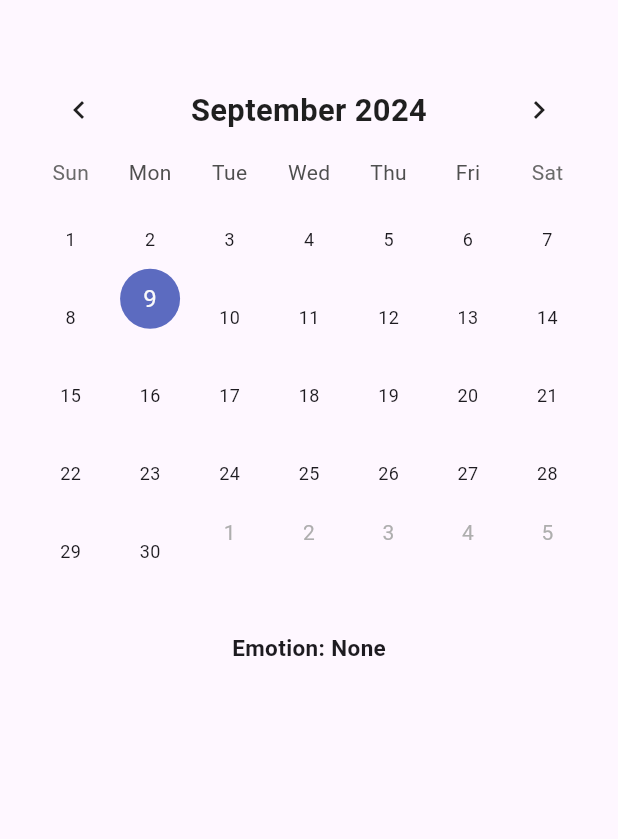
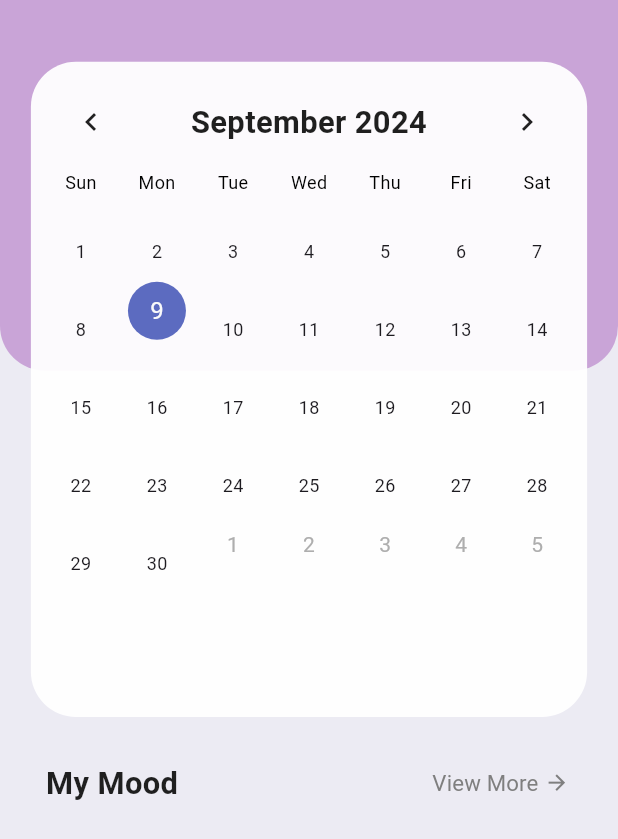
Before and after one commit to yjia28tan/EmoSense-Application, a Flutter app: the CalendarPage screen opened directly, on a phone screen of 412 x 824 dp. Shown: the top 839 px of the screen. Run offline on Flutter 3.47's test engine with Material 3 defaults, Android fonts, the phone set to English and light mode, and no system bars; drawn by our look-alikes of table_calendar; our stand-ins replace cloud_firestore, firebase_auth, firebase_core, fl_chart, flutter_dotenv, google_fonts; accounts and stored records are empty.

Commit message:
Update Design

```diff
--- a/EmoSense/lib/design_widgets/alert_dialog_widget.dart
+++ b/EmoSense/lib/design_widgets/alert_dialog_widget.dart
@@ -16,7 +16,7 @@ Future<void> showAlert(BuildContext context, String title, String message) {
         ),
         actions: <Widget>[
           TextButton(
-            child: Text('OK'),
+            child: const Text('OK'),
             onPressed: () {
               Navigator.of(context).pop();
             },
--- a/EmoSense/lib/design_widgets/app_color.dart
+++ b/EmoSense/lib/design_widgets/app_color.dart
@@ -3,6 +3,7 @@ import 'package:flutter/material.dart';
 // Define color palette
 class AppColors {
   static const Color upBackgroundColor = Color(0xFFc9a4d7);
+  static const Color downBackgroundColor = Color(0xFFECEBF3);
   static const Color darkPurpleColor = Color(0xFF453276);
   static const Color textColorBlack = Color(0xFF1f1f1f);
   static const Color textFieldColor = Color(0xFFf2f2f2);
--- a/EmoSense/lib/design_widgets/cardview_discover.dart
+++ b/EmoSense/lib/design_widgets/cardview_discover.dart
@@ -59,7 +59,7 @@ class MeditationToolCard extends StatelessWidget {
                           children: [
                             Text(
                               title,
-                              style: homeSubHeaderText,
+                              style: whiteText,
                             ),
 
                           ],
--- a/EmoSense/lib/design_widgets/font_style.dart
+++ b/EmoSense/lib/design_widgets/font_style.dart
@@ -9,24 +9,31 @@ final TextStyle titleBlack = GoogleFonts.leagueSpartan(
   fontSize: 18,
 );
 
-// const TextStyle titleBlack = TextStyle(
-//   fontFamily: 'Aptos',       // Use the family name you defined in pubspec.yaml
-//   fontSize: 18,              // Body font size
-//   fontWeight: FontWeight.bold,
-//   color: AppColors.textColorBlack,      // Set the desired color
-// );
-
-final TextStyle homeSubHeaderText = GoogleFonts.leagueSpartan(
+final TextStyle whiteText = GoogleFonts.leagueSpartan(
   color: Color(0xFFF2F2F2),
   fontSize: 18,
   fontWeight: FontWeight.bold,
 );
+
+final TextStyle greySmallText = GoogleFonts.leagueSpartan(
+  color: AppColors.textColorGrey,
+  fontSize: 18,
+  fontWeight: FontWeight.normal,
+);
+
 
 final TextStyle inkwellText = GoogleFonts.leagueSpartan(
   color: AppColors.darkPurpleColor,
   fontSize: 15,
   fontWeight: FontWeight.normal,
 );
+
+final TextStyle HomeButton = GoogleFonts.leagueSpartan(
+  color: AppColors.textColorGrey,
+  fontSize: 16,
+  fontWeight: FontWeight.bold,
+);
+
 
 final TextStyle signupTitle = GoogleFonts.leagueSpartan(
   color: Color(0xFF8D68B8),
--- a/EmoSense/lib/design_widgets/mood_list_widget.dart
+++ b/EmoSense/lib/design_widgets/mood_list_widget.dart
@@ -75,7 +75,7 @@ class MoodListWidget extends StatelessWidget {
                     ),
                     title: Text(
                       '${formatTimestamp(timestamp)}',
-                      style: homeSubHeaderText,
+                      style: whiteText,
                     ),
                     subtitle: Column(
                       crossAxisAlignment: CrossAxisAlignment.start,
--- a/EmoSense/lib/design_widgets/profile_button_style.dart
+++ b/EmoSense/lib/design_widgets/profile_button_style.dart
@@ -1,3 +1,5 @@
+import 'package:emosense/design_widgets/app_color.dart';
+import 'package:emosense/design_widgets/font_style.dart';
 import 'package:flutter/material.dart';
 
 ElevatedButton profile_Button(String text, IconData icon, VoidCallback onPressed) {
@@ -28,11 +30,11 @@ ElevatedButton profile_Button(String text, IconData icon, VoidCallback onPressed
   );
 }
 
-ElevatedButton signout_Button(String text, IconData icon, VoidCallback onPressed) {
+ElevatedButton signout_Button(String text, VoidCallback onPressed) {
   return ElevatedButton(
     style: ElevatedButton.styleFrom(
       // foregroundColor: Color(0xFF366021),
-      backgroundColor: Color(0xFF453176).withOpacity(1.0),
+      backgroundColor: AppColors.darkPurpleColor,
       elevation: 0,
       shape: RoundedRectangleBorder(
         borderRadius: BorderRadius.circular(50.0),
@@ -43,13 +45,9 @@ ElevatedButton signout_Button(String text, IconData icon, VoidCallback onPressed
     child: Row(
       mainAxisAlignment: MainAxisAlignment.center,
       children: [
-        Icon(
-          icon,
-          color: Color(0xFFF2F2F2),
-        ),
         Text(
           text,
-          style: TextStyle(color: Color(0xFFF2F2F2)),
+          style: whiteText,
         ),
       ],
     ),
--- a/EmoSense/lib/pages/calendar_page.dart
+++ b/EmoSense/lib/pages/calendar_page.dart
@@ -1,4 +1,5 @@
 import 'package:cloud_firestore/cloud_firestore.dart';
+import 'package:emosense/design_widgets/app_color.dart';
 import 'package:emosense/design_widgets/font_style.dart';
 import 'package:emosense/main.dart';
 import 'package:flutter/material.dart';
@@ -129,19 +130,54 @@ class _CalendarPageState extends State<CalendarPage> {
     final screenWidth = MediaQuery.of(context).size.width;
 
     return Scaffold(
-      body: SingleChildScrollView(
-        child: Padding(
+      // set the background color of the page
+      backgroundColor: AppColors.downBackgroundColor,
+      body: Stack(
+        children: [
+          Container(
+           // Background color matching the design
+            child: Column(
+              children: [
+                Container(
+                  height: screenHeight * 0.30,
+                  decoration: BoxDecoration(
+                    color: AppColors.upBackgroundColor,
+                    borderRadius: BorderRadius.only(
+                      bottomLeft: Radius.circular(30),
+                      bottomRight: Radius.circular(30),
+                    ),
+                  ),
+
+                ),
+              ],
+            ),
+        ),
+
+        Padding(
           padding: EdgeInsets.symmetric(
               horizontal: screenWidth * 0.05,
               vertical: screenHeight * 0.05
           ),
           child: Column(
             children: [
-              TableCalendar(
+              Container(
+                decoration: BoxDecoration(
+                  color: Colors.white.withOpacity(0.95),
+                  borderRadius: BorderRadius.all(Radius.circular(30),
+                  ),
+                ),
+                height: screenHeight * 0.53,
+                child: Padding(
+                  padding: const EdgeInsets.all(8.0),
+                  child: TableCalendar(
                     headerStyle: HeaderStyle(
                       formatButtonVisible: false,
                       titleCentered: true,
                       titleTextStyle: titleBlack.copyWith(fontSize: screenHeight * 0.025),
+                    ),
+                    daysOfWeekStyle: DaysOfWeekStyle(
+                      weekdayStyle: TextStyle(fontSize: 12, color: Colors.black), // Customize as needed
+                      weekendStyle: TextStyle(fontSize: 12, color: Colors.black), // Customize as needed
                     ),
                     firstDay: DateTime.utc(1800, 1, 1),
                     lastDay: DateTime.utc(2500, 12, 31),
@@ -149,9 +185,9 @@ class _CalendarPageState extends State<CalendarPage> {
                     selectedDayPredicate: (day) => isSameDay(_selectedDay, day),
                     onDaySelected: _onDaySelected,
                     calendarBuilders: CalendarBuilders(
-                  defaultBuilder: (context, day, focusDay) {
-                    DateTime normalizedDay =
-                    DateTime(day.year, day.month, day.day);
+                      defaultBuilder: (context, day, focusedDay) {
+                        DateTime normalizedDay = DateTime(day.year, day.month, day.day);
+
                         return Container(
                           height: 80,
                           margin: const EdgeInsets.all(4.0),
@@ -166,27 +202,62 @@ class _CalendarPageState extends State<CalendarPage> {
                                 '${day.day}',
                                 style: const TextStyle(fontSize: 12),
                               ),
-
                             ],
                           ),
                         );
                       },
                     ),
+                  )
+
+                ),
               ),
               Padding(
-                padding: const EdgeInsets.all(40.0),
-                child: Container(
+                padding: const EdgeInsets.only(top: 20, bottom: 10, left: 10),
+                child: Row(
+                  mainAxisAlignment: MainAxisAlignment.spaceBetween,
+                  children: [
+                    Container(
+                      child: Align(
+                        alignment: Alignment.centerLeft,
                         child: Text(
-                    _selectedEmotion != null ? 'Emotion: $_selectedEmotion' : 'Emotion: None',
-                    style: const TextStyle(
-                        fontSize: 15, fontWeight: FontWeight.bold),
+                          'My Mood',
+                          style: titleBlack.copyWith(fontSize: screenHeight * 0.025),
                         ),
+                      ),
+                    ),
+                    Container(
+                      child: TextButton(
+                        onPressed: () {
+                          // Navigate to the desired page
+                          // Navigator.pushNamed(context, '/mood');
+                        },
+                        style: TextButton.styleFrom(
+                          foregroundColor: AppColors.textColorGrey,
+                        ),
+                        child: Row(
+                          mainAxisSize: MainAxisSize.min,
+                          children: [
+                            Text(
+                              'View More',
+                              style: greySmallText.copyWith(fontSize: screenHeight * 0.018),
+                            ),
+                            SizedBox(width: 4.0), // Add space between text and icon
+                            Icon(
+                              Icons.arrow_forward,
+                              size: screenHeight * 0.02,
+                            ),
+                          ],
+                        ),
+                      ),
+                    ),
+                  ],
                 ),
               ),
 
             ],
           ),
         ),
+        ],
       ),
     );
   }
--- a/EmoSense/lib/pages/signin_page.dart
+++ b/EmoSense/lib/pages/signin_page.dart
@@ -211,7 +211,7 @@ class _SigninPageState extends State<SigninPage> {
                             Navigator.of(context).pop(); // Hide progress indicator
                           }
                         },
-                        child: Text('Sign in', style: homeSubHeaderText),
+                        child: Text('Sign in', style: whiteText),
                       ),
                     ),
                     // SizedBox(height: screenHeight * 0.01),
--- a/EmoSense/lib/pages/signup_page.dart
+++ b/EmoSense/lib/pages/signup_page.dart
@@ -5,8 +5,6 @@ import 'package:flutter/material.dart';
 import 'package:emosense/design_widgets/font_style.dart';
 import 'package:emosense/design_widgets/textfield_style.dart';
 import 'package:emosense/pages/signin_page.dart';
-import 'package:emosense/pages/home_page.dart'; // Added for possible future use
-import 'package:emosense/pages/genre_selection_page.dart'; // Added for possible future use
 
 class SignUpPage extends StatefulWidget {
   const SignUpPage({Key? key}) : super(key: key);
@@ -209,7 +207,7 @@ class _SignUpPageState extends State<SignUpPage> {
                             Navigator.of(context).pop(); // Hide progress indicator
                           }
                         },
-                        child: Text('Sign Up', style: homeSubHeaderText),
+                        child: Text('Sign Up', style: whiteText),
                       ),
                     ),
                     SizedBox(height: screenHeight * 0.011),
```
Lines whose indentation alone changed are shown as unchanged.
